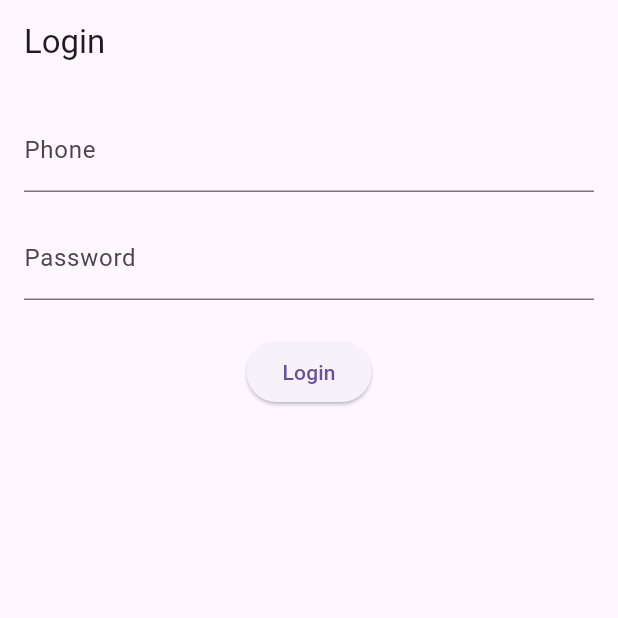
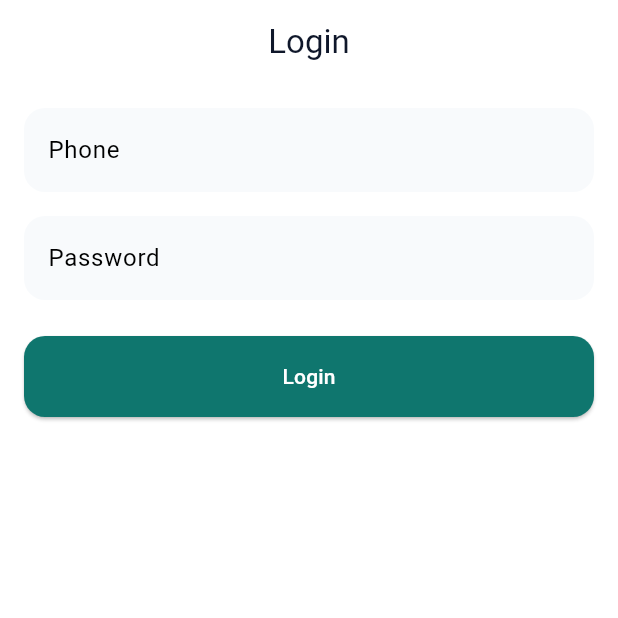
Before and after one commit to haile-12-21-23/cleaning_service_app, a Flutter app: the screen it shows after launch, on a phone screen of 412 x 824 dp, the top half of it. Run offline on Flutter 3.47's test engine with Material 3 defaults, Android fonts, the phone set to English and light mode, and no system bars; our stand-ins replace dio, flutter_riverpod, flutter_secure_storage, go_router.

Commit message:
adding routes and themes.

```diff
--- /dev/null
+++ b/lib/core/routes/app_router.dart
@@ -0,0 +1,14 @@
+import 'package:cleaning_service_app/features/auth/presentation/screens/login_screen.dart';
+import 'package:cleaning_service_app/features/profile/screens/profile_screen.dart';
+import 'package:go_router/go_router.dart';
+
+class AppRouter {
+  static final router = GoRouter(
+    initialLocation: "/login",
+
+    routes: [
+      GoRoute(path: "/login", builder: (context, state) => LoginScreen()),
+      GoRoute(path: "/profile", builder: (context, state) => ProfileScreen()),
+    ],
+  );
+}
--- a/lib/core/storage/auth_local_data_source.dart
+++ b/lib/core/storage/auth_local_data_source.dart
@@ -1,3 +1,4 @@
+
 import 'package:flutter_secure_storage/flutter_secure_storage.dart';
 
 class AuthLocalDataSource {
@@ -15,5 +16,6 @@ class AuthLocalDataSource {
 
   Future<void> clearToken() async {
     await storage.delete(key: "token");
+    print("token cleared:${await readToken()}");
   }
 }
--- /dev/null
+++ b/lib/core/theme/app_colors.dart
@@ -0,0 +1,18 @@
+import 'package:flutter/material.dart';
+
+class AppColors {
+  static const primary = Color(0xFF0F766E);
+  static const secondary = Color(0xFF38BDF8);
+
+  static const surface = Color(0xFFF8FAFC);
+
+  static const background = Color(0xFFFFFFFF);
+
+  static const textPrimary = Color(0xFF0F172A);
+
+  static const textSecondary = Color(0xFF64748B);
+
+  static const error = Color(0xFFDC2626);
+
+  static const success = Color(0xFF16A34A);
+}
--- /dev/null
+++ b/lib/core/theme/app_theme.dart
@@ -0,0 +1,62 @@
+import 'package:cleaning_service_app/core/theme/app_colors.dart';
+import 'package:flutter/material.dart';
+
+class AppTheme {
+  static ThemeData lightTheme = ThemeData(
+    useMaterial3: true,
+    scaffoldBackgroundColor: AppColors.background,
+    colorScheme: ColorScheme.light(
+      primary: AppColors.primary,
+      secondary: AppColors.secondary,
+      surface: AppColors.surface,
+      error: AppColors.error,
+    ),
+    appBarTheme: const AppBarTheme(
+      elevation: 0,
+      centerTitle: true,
+      backgroundColor: AppColors.background,
+      foregroundColor: AppColors.textPrimary,
+    ),
+    inputDecorationTheme: InputDecorationTheme(
+      filled: true,
+      fillColor: AppColors.surface,
+      border: OutlineInputBorder(
+        borderRadius: BorderRadius.circular(14),
+        borderSide: BorderSide.none,
+      ),
+      enabledBorder: OutlineInputBorder(
+        borderRadius: BorderRadius.circular(14),
+        borderSide: BorderSide.none,
+      ),
+      focusedBorder: OutlineInputBorder(
+        borderRadius: BorderRadius.circular(14),
+        borderSide: BorderSide(color: AppColors.primary, width: 1.5),
+      ),
+    ),
+    elevatedButtonTheme: ElevatedButtonThemeData(
+      style: ElevatedButton.styleFrom(
+        minimumSize: const Size(double.infinity, 54),
+        backgroundColor: AppColors.primary,
+        foregroundColor: Colors.white,
+        shape: RoundedRectangleBorder(
+          borderRadius: BorderRadiusGeometry.circular(14),
+        ),
+      ),
+    ),
+    cardTheme: CardThemeData(
+      elevation: 0,
+      color: Colors.white,
+      shape: RoundedRectangleBorder(
+        borderRadius: BorderRadiusGeometry.circular(14),
+      ),
+    ),
+    textTheme: const TextTheme(
+      headlineMedium: TextStyle(
+        fontWeight: FontWeight.bold,
+        color: AppColors.textPrimary,
+      ),
+      bodyLarge: TextStyle(color: AppColors.textPrimary),
+      bodyMedium: TextStyle(color: AppColors.textPrimary),
+    ),
+  );
+}
--- a/lib/features/auth/presentation/providers/auth_state.dart
+++ b/lib/features/auth/presentation/providers/auth_state.dart
@@ -1,22 +1,34 @@
 class AuthState {
   final bool isLoading;
   final bool isAuthenticated;
+  final bool loggedOut;
   final String? error;
 
   AuthState({
     required this.isLoading,
     required this.isAuthenticated,
+    this.loggedOut = false,
     this.error,
   });
 
   factory AuthState.initial() {
-    return AuthState(isLoading: false, isAuthenticated: false);
+    return AuthState(
+      isLoading: false,
+      isAuthenticated: false,
+      loggedOut: false,
+    );
   }
 
-  AuthState copyWith({bool? isLoading, bool? isAuthenticated, String? error}) {
+  AuthState copyWith({
+    bool? isLoading,
+    bool? isAuthenticated,
+    bool? loggedOut,
+    String? error,
+  }) {
     return AuthState(
       isLoading: isLoading ?? this.isLoading,
       isAuthenticated: isAuthenticated ?? this.isAuthenticated,
+      loggedOut: loggedOut ?? this.loggedOut,
       error: error,
     );
   }
--- a/lib/features/auth/presentation/screens/login_screen.dart
+++ b/lib/features/auth/presentation/screens/login_screen.dart
@@ -1,7 +1,9 @@
 import 'package:cleaning_service_app/features/auth/presentation/providers/auth_controller.dart';
+import 'package:cleaning_service_app/features/auth/presentation/providers/auth_state.dart';
 
 import 'package:flutter/material.dart';
 import 'package:flutter_riverpod/flutter_riverpod.dart';
+import 'package:go_router/go_router.dart';
 
 class LoginScreen extends ConsumerStatefulWidget {
   const LoginScreen({super.key});
@@ -16,7 +18,12 @@ class _LoginScreenState extends ConsumerState<LoginScreen> {
   @override
   Widget build(BuildContext context) {
     final authState = ref.watch(authControllerProvider);
+ref.listen<AuthState>(authControllerProvider, (previous, next) {
+      if (next.isAuthenticated) {
+        context.go('/profile');
+      }
 
+});
     return Scaffold(
       appBar: AppBar(title: const Text("Login")),
       body: Padding(
--- a/lib/main.dart
+++ b/lib/main.dart
@@ -1,3 +1,5 @@
+import 'package:cleaning_service_app/core/routes/app_router.dart';
+import 'package:cleaning_service_app/core/theme/app_theme.dart';
 import 'package:cleaning_service_app/features/auth/presentation/providers/auth_controller.dart';
 
 import 'package:cleaning_service_app/features/auth/presentation/screens/login_screen.dart';
@@ -33,9 +35,11 @@ class _MyAppState extends ConsumerState<MyApp> {
   Widget build(BuildContext context) {
     final authState = ref.watch(authControllerProvider);
 
-    return MaterialApp(
+    return MaterialApp.router(
       debugShowCheckedModeBanner: false,
-      home: authState.isAuthenticated ? ProfileScreen() : LoginScreen(),
+      theme: AppTheme.lightTheme,
+      routerConfig: AppRouter.router,
+      // home: authState.isAuthenticated ? ProfileScreen() : LoginScreen(),
     );
   }
 }
```
Also changed, not shown: lib/features/auth/presentation/providers/auth_controller.dart (+15 -2 lines), lib/features/profile/screens/profile_screen.dart (+18 -3 lines).
